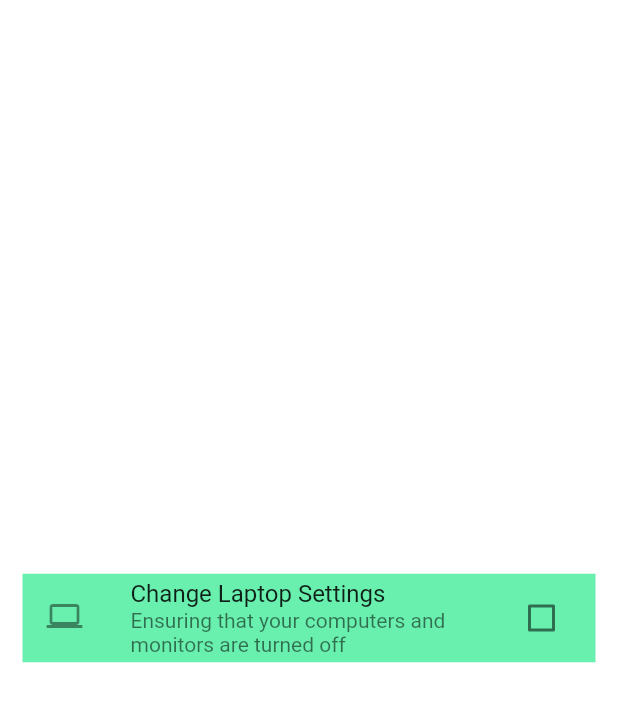
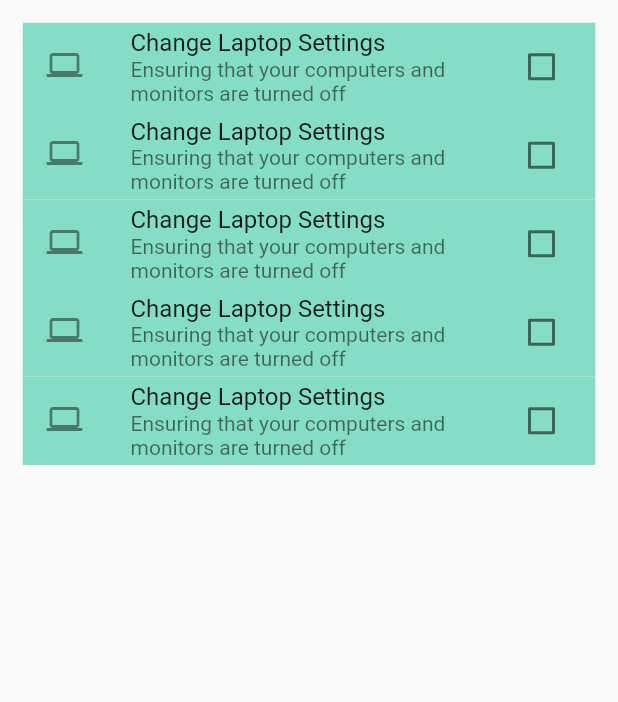
Before and after one commit to jeyeong/climate-ark-app, a Flutter app: the screen it shows after launch, on a phone screen of 412 x 824 dp. Shown: the top 702 px of the screen. Run offline on Flutter 3.47's test engine with Material 2 defaults, Android fonts, the phone set to English and light mode, and no system bars.

Commit message:
added listview, constants

```diff
--- a/canvas/lib/main.dart
+++ b/canvas/lib/main.dart
@@ -12,13 +12,12 @@ class MyApp extends StatelessWidget {
   Widget build(BuildContext context) {
     return const MaterialApp(
       home: Scaffold(
-        backgroundColor: Colors.white,
+        backgroundColor: const Color(0xFFFAFAFA),
         body: Center(
           child: Padding(
             padding: EdgeInsets.all(15.0),
               child: MyStatefulWidget(),
           ),
-          child: MyStatefulWidget(),
         ),
       ),
     );
@@ -37,12 +36,17 @@ class _MyStatefulWidgetState extends State<MyStatefulWidget> {
   @override
   Widget build(BuildContext context) {
 
-    return CheckboxListTile(
+    return Scaffold(
+      body: ListView.builder(
+        itemCount: 5,
+        itemBuilder: (BuildContext context, int index){
+        return Column(
+        children: <Widget>[CheckboxListTile(
           title: const Text('Change Laptop Settings'),
           subtitle: const Text('Ensuring that your computers and monitors are turned off'),
-      tileColor: Colors.greenAccent,
-      checkColor: Colors.white,
-      activeColor: Colors.lightGreen[900],
+          tileColor: const Color(0xFF84ddc4),
+          checkColor: Color(0xFFFFFFFF),
+          activeColor: Color(0xFF045e45),
           value: isChecked,
           onChanged: (bool? value) {
             setState(() {
@@ -50,6 +54,10 @@ class _MyStatefulWidgetState extends State<MyStatefulWidget> {
             });
           },
           secondary: const Icon(Icons.laptop),
+        ),
+        ],
+      );
+      }),
     );
   }
 }
```
Lines whose indentation alone changed are shown as unchanged.
